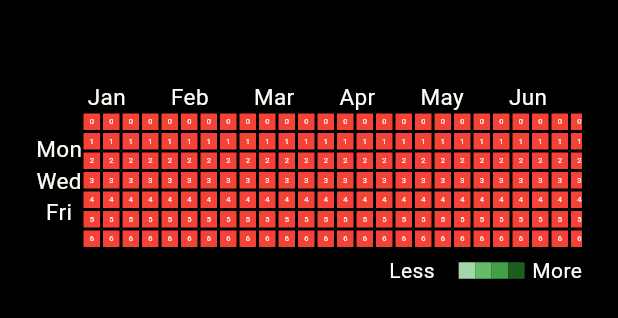
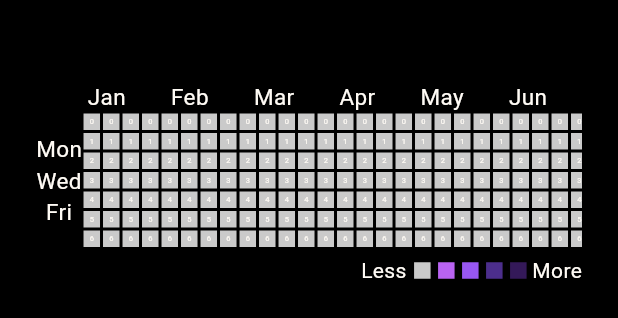
Before and after one commit to zehraCoskun/Tobeto-Mobile, a Flutter app: the ActivityMapWidget widget shown alone on an empty page, opened directly, on a phone screen of 412 x 824 dp. Shown: the top 318 px of the screen. Run offline on Flutter 3.47's test engine with Material 3 defaults, Android fonts, the phone set to English and light mode, and no system bars; our stand-ins replace bloc, flutter_bloc, lottie, share, syncfusion_flutter_calendar; network calls fail.

Commit message:
activity map updated

```diff
--- /dev/null
+++ b/tobeto_mobil/lib/constants/pages/profile_text.dart
@@ -0,0 +1,40 @@
+//profile page -social media icons
+import 'package:flutter/material.dart';
+
+const facebook = "assets/images/profile/facebook.png";
+const github = "assets/images/profile/github.png";
+const instagram = "assets/images/profile/instagram.png";
+const linkedin = "assets/images/profile/linkedin.png";
+const twitter = "assets/images/profile/twitter.png";
+const twitterX = "assets/images/profile/twitterX.png";
+
+//profile page -social media icons color
+const facebookColor = Color(0xFF3b5998);
+const githubColor = Color(0xFF2b3137);
+const instagramColor = Color(0xFFdd2a7b);
+const linkedinColor = Color(0xFF0077b5);
+const twitterXColor = Colors.black;
+
+//profile page -social media links
+const facebookUrl = "https://www.facebook.com/";
+const githubUrl = "https://github.com/zehraCoskun/tobeto-mobile";
+const instagramUrl = "https://www.instagram.com";
+const linkedinUrl = "https://www.linkedin.com/in/zehracoskun/";
+const twitterUrl = "https://twitter.com/home";
+
+//profile page -badges
+const badge1 = "assets/images/profile/badge1.jpeg";
+const badge2 = "assets/images/profile/badge2.jpeg";
+const badge3 = "assets/images/profile/badge3.jpeg";
+const badge4 = "assets/images/profile/badge4.jpeg";
+const badge5 = "assets/images/profile/badge5.jpeg";
+const badge6 = "assets/images/profile/badge6.jpeg";
+const badge7 = "assets/images/profile/badge7.jpeg";
+const badge8 = "assets/images/profile/badge8.jpeg";
+
+//profile page -activity map colors
+const rate0Color = Color(0xFFCACACA);
+const rate1Color = Color(0xFFB963F2);
+const rate2Color = Color(0xFF9857F2);
+const rate3Color = Color(0xFF4C2E8C);
+const rate4Color = Color(0xFF341959);
--- a/tobeto_mobil/lib/pages/profile/activity_map_widget.dart
+++ b/tobeto_mobil/lib/pages/profile/activity_map_widget.dart
@@ -1,4 +1,5 @@
 import 'package:flutter/material.dart';
+import 'package:tobeto_mobil/constants/pages/profile_text.dart';
 
 final List<String> months = [
   "Jan",
@@ -34,10 +35,7 @@ class ActivityMapWidget extends StatelessWidget {
         children: [
           Text(
             "Aktivite Haritam",
-            style: Theme.of(context)
-                .textTheme
-                .bodyLarge!
-                .copyWith(fontWeight: FontWeight.bold),
+            style: Theme.of(context).textTheme.bodyLarge!.copyWith(fontWeight: FontWeight.bold),
           ),
           const Divider(),
           AspectRatio(
@@ -87,7 +85,7 @@ class ActivityMapWidget extends StatelessWidget {
                                     margin: const EdgeInsets.all(1),
                                     height: 11,
                                     width: 11,
-                                    color: Colors.red,
+                                    color: rate0Color,
                                     child: Center(
                                       child: Text(
                                         j.toString(),
@@ -105,42 +103,30 @@ class ActivityMapWidget extends StatelessWidget {
               ),
             ),
           ),
-          Row(
+          const Row(
             mainAxisAlignment: MainAxisAlignment.end,
             children: <Widget>[
               Text(
                 "Less",
                 style: TextStyle(fontSize: 14),
               ),
-              Container(
-                margin: const EdgeInsets.only(left: 5),
-                width: 11,
-                height: 11,
-                color: Colors.black87,
+              RateBox(
+                color: rate0Color,
               ),
-              Container(
-                width: 11,
-                height: 11,
-                color: Colors.green.shade200,
+              RateBox(
+                color: rate1Color,
               ),
-              Container(
-                width: 11,
-                height: 11,
-                color: Colors.green.shade400,
+              RateBox(
+                color: rate2Color,
               ),
-              Container(
-                width: 11,
-                height: 11,
-                color: Colors.green.shade600,
+              RateBox(
+                color: rate3Color,
               ),
-              Container(
-                margin: const EdgeInsets.only(right: 5),
-                width: 11,
-                height: 11,
-                color: Colors.green.shade900,
+              RateBox(
+                color: rate4Color,
               ),
               Text(
-                "More",
+                " More",
                 style: TextStyle(fontSize: 14),
               ),
             ],
@@ -150,3 +136,20 @@ class ActivityMapWidget extends StatelessWidget {
     );
   }
 }
+
+class RateBox extends StatelessWidget {
+  const RateBox({
+    super.key,
+    required this.color,
+  });
+  final Color color;
+  @override
+  Widget build(BuildContext context) {
+    return Container(
+      margin: const EdgeInsets.only(left: 5),
+      width: 11,
+      height: 11,
+      color: color,
+    );
+  }
+}
--- a/tobeto_mobil/lib/pages/profile/badges_row_widget.dart
+++ b/tobeto_mobil/lib/pages/profile/badges_row_widget.dart
@@ -1,6 +1,6 @@
 //rozetlerim
 import 'package:flutter/material.dart';
-import 'package:tobeto_mobil/constants/image_text.dart';
+import 'package:tobeto_mobil/constants/pages/profile_text.dart';
 import 'package:tobeto_mobil/pages/profile/badge_widget.dart';
 
 class BadgesRowWidget extends StatelessWidget {
--- a/tobeto_mobil/lib/pages/profile/social_media_widget.dart
+++ b/tobeto_mobil/lib/pages/profile/social_media_widget.dart
@@ -1,6 +1,6 @@
 //sosyal medyalarım içeriği
 import 'package:flutter/material.dart';
-import 'package:tobeto_mobil/constants/image_text.dart';
+import 'package:tobeto_mobil/constants/pages/profile_text.dart';
 import 'package:tobeto_mobil/pages/profile/social_media_button.dart';
 
 class SocialMediaWidget extends StatelessWidget {
```
Also changed, not shown: tobeto_mobil/lib/constants/image_text.dart (+0 -31 lines), tobeto_mobil/lib/pages/profile/profil_page.dart (+9 -10 lines).
